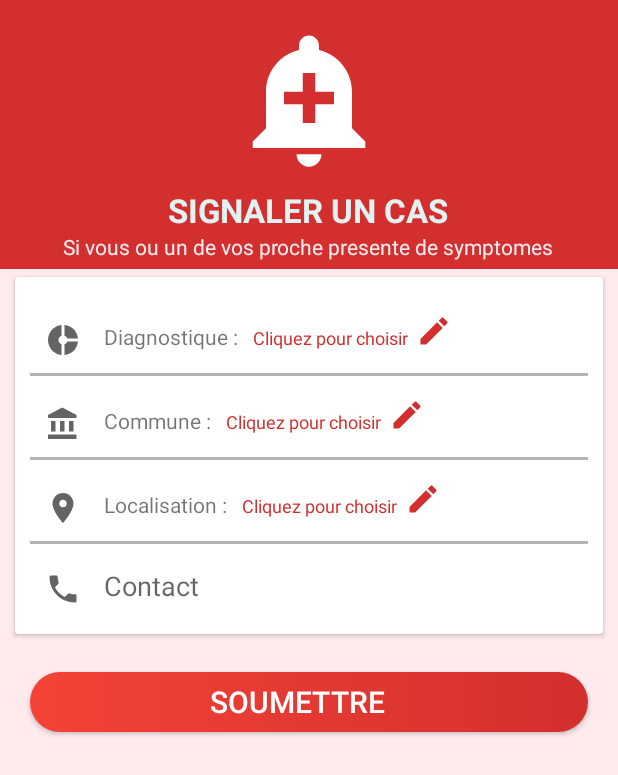
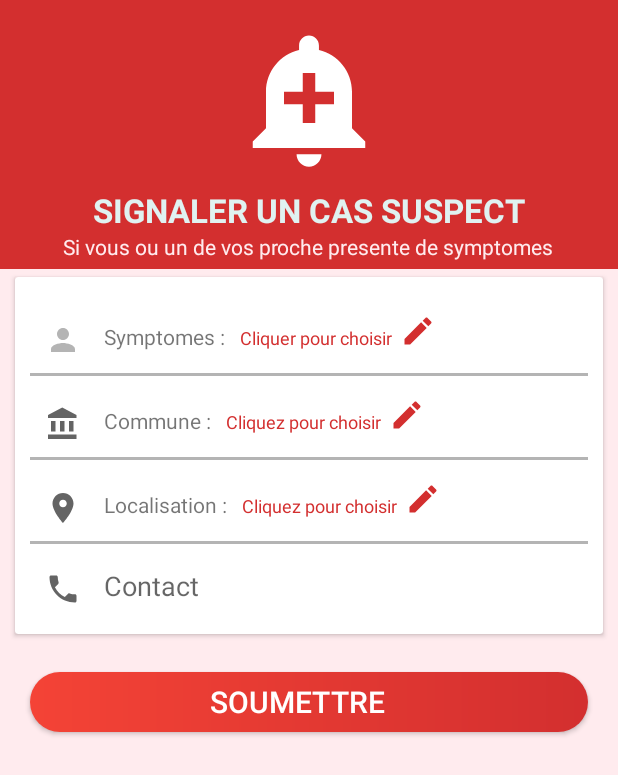
Before and after one commit to smirltech/julisha-covid19, an Android app: the NewAlertActivity screen opened directly, with no data from a screen before it, on a phone screen of 412 x 824 dp. Shown: the top 775 px of the screen. Run offline under Robolectric (Android 15) with nearby library versions, the phone set to English and light mode, and no system bars; our stand-ins replace Volley; network calls fail.

Commit message:
- Ajout de choix de sysmptones avant de signaler un cas

```diff
--- a/app/src/main/java/org/smirl/julisha/ui/main/views/NewAlertActivity.java
+++ b/app/src/main/java/org/smirl/julisha/ui/main/views/NewAlertActivity.java
@@ -6,6 +6,7 @@ import android.view.View;
 import android.widget.EditText;
 import android.widget.TextView;
 import android.widget.Toast;
+import androidx.appcompat.app.AlertDialog;
 import androidx.appcompat.app.AppCompatActivity;
 import org.json.JSONException;
 import org.json.JSONObject;
@@ -42,7 +43,7 @@ public class NewAlertActivity extends AppCompatActivity {
 
         phone = findViewById(R.id.edt_phone);
 
-        tv_location = findViewById(R.id.tv_location);
+        tv_location = findViewById(R.id.tv_smt);
         tv_commune = findViewById(R.id.tv_commune);
         tv_commune.setOnClickListener(v -> setCommune());
 
@@ -50,12 +51,13 @@ public class NewAlertActivity extends AppCompatActivity {
 
 
         findViewById(R.id.btn_commune).setOnClickListener(v -> setCommune());
+        findViewById(R.id.btn_smt).setOnClickListener(v -> setSymptomes());
 
 
         findViewById(R.id.btn_submit).setOnClickListener(view -> {
 
             Toast.makeText(getCtx(), "Encours d'implementation !", Toast.LENGTH_SHORT).show();
-           if (isValidPhone(phone) && isSet(getCtx(), "Veillez reseigner votre commune", commune_id) && isSet(getCtx(), "Veillez reseigner votre commune", diagonstic)) {
+            if (isValidPhone(phone) && isSet(getCtx(), "Veillez reseigner votre commune", commune_id) && isSet(getCtx(), "Veillez reseigner votre commune", diagonstic)) {
                 JSONObject obj = new JSONObject();
                 try {
                     obj.put(Alert.COLUMN.PHONE, phone.getText().toString())
@@ -67,7 +69,7 @@ public class NewAlertActivity extends AppCompatActivity {
 
                     // Popper.print(Signup.this, obj.toString(3));
 
-                    // dbc.signup(obj);
+                    //dbc.signup(obj);
 
                 } catch (JSONException e) {
                     DialogFactory.printError(getCtx(), e.toString());
@@ -87,14 +89,26 @@ public class NewAlertActivity extends AppCompatActivity {
 
     private void setCommune() {
 
-      //  Toast.makeText(this, Constants.RDC_URL, Toast.LENGTH_SHORT).show();
+        //  Toast.makeText(this, Constants.RDC_URL, Toast.LENGTH_SHORT).show();
 
-
-   LocationPicker.pickLocation(getCtx(), LocationPicker.VALUE_COMMUNE, (dataId, dataName) -> {
+        LocationPicker.pickLocation(getCtx(), LocationPicker.VALUE_COMMUNE, (dataId, dataName) -> {
             commune_id = dataId;
             tv_commune.setText(dataName.toUpperCase());
         });
 
     }
 
+
+    private void setSymptomes() {
+
+        //  Toast.makeText(this, Constants.RDC_URL, Toast.LENGTH_SHORT).show();
+
+        View v = getLayoutInflater().inflate(R.layout.dialog_smt,null);
+        new AlertDialog.Builder(this)
+                .setView(v)
+                .show();
+
+
+    }
+
 }
--- a/app/src/main/res/layout/activity_alert_new.xml
+++ b/app/src/main/res/layout/activity_alert_new.xml
@@ -25,7 +25,7 @@
                 android:layout_height="wrap_content"
                 android:textAppearance="?android:attr/textAppearanceLarge"
                 android:layout_width="wrap_content"
-                android:text="SIGNALER UN CAS"
+                android:text="SIGNALER UN CAS SUSPECT"
                 android:textStyle="bold"/>
         <TextView
                 android:layout_height="wrap_content"
@@ -52,23 +52,6 @@
                 android:padding="10dp"
                 android:layout_width="match_parent"
                 android:layout_height="match_parent">
-            <EditText
-                    android:id="@+id/signup_name"
-                    style="@style/profileEditText"
-                    android:drawableLeft="@drawable/ic_person_black_24dp"
-                    android:hint="Nom "
-                    android:background="#FFFFFF"
-                    android:layout_marginTop="10dp"
-                    android:maxLines="1"
-                    android:visibility="gone"
-                    android:lines="1" android:singleLine="true" android:inputType="textPersonName"
-                    android:layout_height="40dp"/>
-
-            <View
-                    android:visibility="gone"
-                    android:layout_width="match_parent"
-                    android:layout_height="2dp"
-                    android:background="#4b000000"/>
 
 
             <LinearLayout android:layout_width="match_parent"
@@ -77,15 +60,16 @@
                 <TextView
                         android:layout_width="wrap_content"
                         style="@style/profileEditText"
-                        android:drawableLeft="@drawable/ic_donut_small_black_24dp"
+                        android:drawableLeft="@drawable/ic_person_black_24dp"
                         android:layout_height="wrap_content"
-                        android:text="Diagnostique :"/>
+                        android:text="Symptomes :"/>
+
                 <TextView
                         android:textAppearance="@style/TextAppearance.Design.Hint"
-                        android:text="Cliquez pour choisir"
+                        android:text="Cliquer pour choisir"
                         android:layout_width="wrap_content"
                         android:layout_height="wrap_content"
-                        android:id="@+id/tv_diagnostic"/>
+                        android:id="@+id/tv_smt"/>
 
                 <androidx.appcompat.widget.AppCompatImageButton
                         android:layout_width="wrap_content"
@@ -94,7 +78,7 @@
                         android:scaleType="fitCenter"
                         android:tint="@color/colorPrimaryDark"
                         android:layout_marginLeft="5dp"
-                        android:id="@+id/btn_diagnostic"
+                        android:id="@+id/btn_smt"
                         android:layout_height="32dp"/>
             </LinearLayout>
 
@@ -114,12 +98,13 @@
                         android:drawableLeft="@drawable/ic_account_balance_black_24dp"
                         android:layout_height="wrap_content"
                         android:text="Commune :"/>
+
                 <TextView
                         android:textAppearance="@style/TextAppearance.Design.Hint"
                         android:text="Cliquez pour choisir"
                         android:layout_width="wrap_content"
                         android:layout_height="wrap_content"
-                        android:id="@+id/edt_commune"/>
+                        android:id="@+id/tv_commune"/>
 
                 <androidx.appcompat.widget.AppCompatImageButton
                         android:layout_width="wrap_content"
@@ -145,12 +130,13 @@
                         android:drawableLeft="@drawable/ic_location_on_black_24dp"
                         android:layout_height="wrap_content"
                         android:text="Localisation :"/>
+
                 <TextView
                         android:textAppearance="@style/TextAppearance.Design.Hint"
                         android:text="Cliquez pour choisir"
                         android:layout_width="wrap_content"
                         android:layout_height="wrap_content"
-                        android:id="@+id/edt_loc"/>
+                        android:id="@+id/tv_location"/>
 
                 <androidx.appcompat.widget.AppCompatImageButton
                         android:layout_width="wrap_content"
@@ -159,7 +145,7 @@
                         android:scaleType="fitCenter"
                         android:layout_marginLeft="5dp"
                         android:tint="@color/colorPrimaryDark"
-                        android:id="@+id/btn_lieu"
+                        android:id="@+id/btn_location"
                         android:layout_height="32dp"/>
             </LinearLayout>
             <View
@@ -169,7 +155,7 @@
 
 
             <EditText
-                    android:id="@+id/signup_phone"
+                    android:id="@+id/edt_phone"
                     style="@style/profileEditText"
                     android:drawableLeft="@drawable/ic_local_phone_black_24dp"
                     android:hint="Contact"
@@ -183,8 +169,9 @@
 
         </LinearLayout>
     </androidx.cardview.widget.CardView>
+
     <Button
-            android:id="@+id/btn_signup"
+            android:id="@+id/btn_submit"
             android:layout_width="match_parent"
             android:layout_height="40dp"
             android:layout_marginTop="35dp"
```
Also changed, not shown: app/src/main/res/layout/dialog_smt.xml (added, +138 -0 lines), 3 other files.
